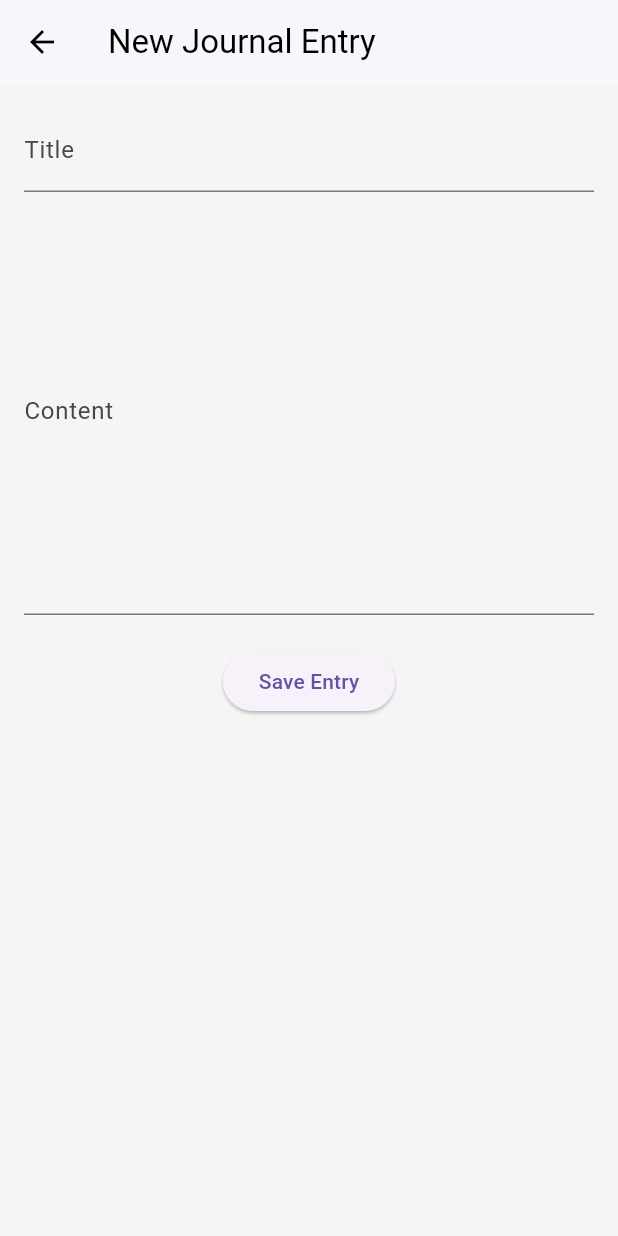
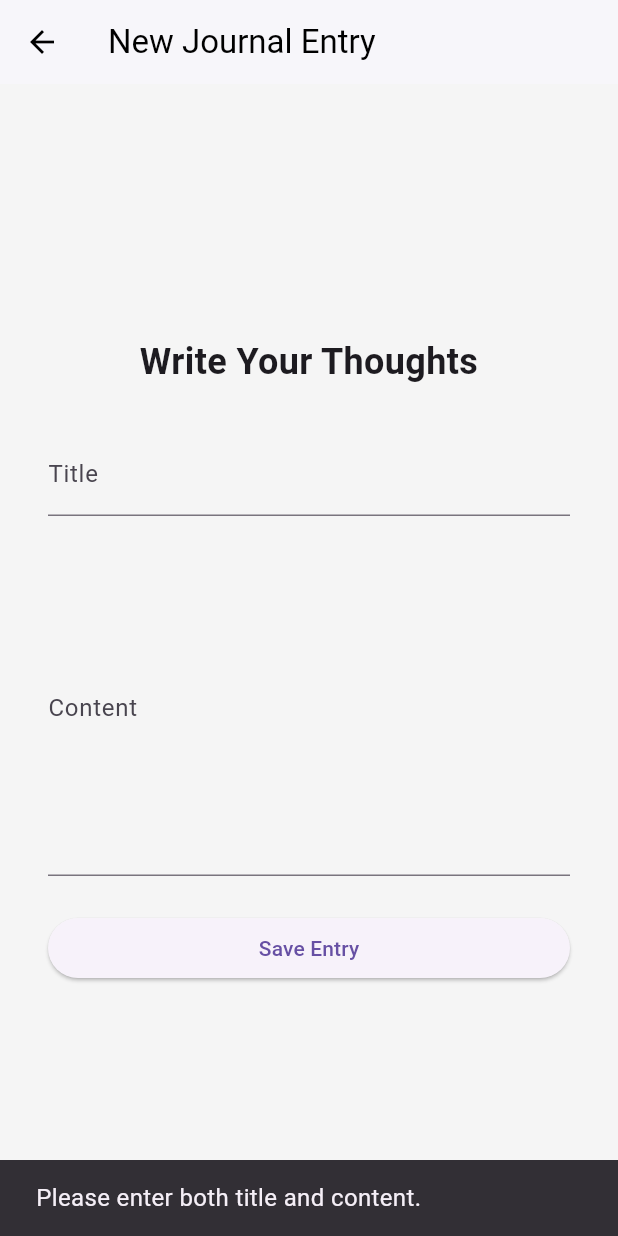
Before and after one commit to 7samishaik7/MindEase, a Flutter app: the JournalEntryScreen screen opened directly, after a tap on "Save Entry", on a phone screen of 412 x 824 dp. Run offline on Flutter 3.47's test engine with Material 3 defaults, Android fonts, the phone set to English and light mode, and no system bars; our stand-ins replace shared_preferences; accounts and stored records are empty.

Commit message:
added journl

```diff
--- a/frontend/lib/models/auth_response.dart
+++ b/frontend/lib/models/auth_response.dart
@@ -1,16 +1,9 @@
 class AuthResponse {
-  final String accessToken;
-  final String tokenType;
+  final String token;
 
-  AuthResponse({
-    required this.accessToken,
-    required this.tokenType,
-  });
+  AuthResponse({required this.token});
 
   factory AuthResponse.fromJson(Map<String, dynamic> json) {
-    return AuthResponse(
-      accessToken: json['access_token'],
-      tokenType: json['token_type'],
-    );
+    return AuthResponse(token: json['access_token']);
   }
 }
--- a/frontend/lib/models/journal_entry.dart
+++ b/frontend/lib/models/journal_entry.dart
@@ -1,15 +1,21 @@
 class JournalEntry {
+  final int? id;
+  final int? userId;
   final String title;
   final String content;
   final DateTime timestamp;
 
   JournalEntry({
+    this.id,
+    this.userId,
     required this.title,
     required this.content,
     required this.timestamp,
   });
 
   factory JournalEntry.fromJson(Map<String, dynamic> json) => JournalEntry(
+        id: json['id'],
+        userId: json['user_id'],
         title: json['title'] ?? '',
         content: json['content'] ?? '',
         timestamp: DateTime.parse(json['timestamp']),
--- a/frontend/lib/providers/journal_provider.dart
+++ b/frontend/lib/providers/journal_provider.dart
@@ -3,22 +3,42 @@ import '../models/journal_entry.dart';
 import '../services/journal_service.dart';
 
 class JournalProvider with ChangeNotifier {
-  final JournalService _service = JournalService();
+  late final JournalService _service;
+  bool _initialized = false;
 
   List<JournalEntry> _entries = [];
-
   List<JournalEntry> get entries => _entries;
 
-  Future<void> fetchJournalEntries() async {
-    _entries = await _service.getJournalHistory();
-    notifyListeners();
+  /// Initialize with JWT token only once
+  void initialize(String token) {
+    if (!_initialized) {
+      _service = JournalService(token: token);
+      _initialized = true;
+    }
   }
 
+  /// Fetch all journal entries
+  Future<void> fetchJournalEntries() async {
+    try {
+      _entries = await _service.getJournalEntries();
+      notifyListeners();
+    } catch (e) {
+      debugPrint("❌ Failed to fetch journal entries: $e");
+      rethrow;
+    }
+  }
+
+  /// Add a new journal entry
   Future<void> addJournalEntry(JournalEntry entry) async {
-    final success = await _service.addEntry(entry);
-    if (success) {
-      _entries = [..._entries, entry];
-      notifyListeners();
+    try {
+      final success = await _service.addEntry(entry.title, entry.content);
+      if (success) {
+        _entries = [..._entries, entry];
+        notifyListeners();
+      }
+    } catch (e) {
+      debugPrint("❌ Failed to add journal entry: $e");
+      rethrow;
     }
   }
 }
--- a/frontend/lib/screens/journal/journal_entry_screen.dart
+++ b/frontend/lib/screens/journal/journal_entry_screen.dart
@@ -1,53 +1,115 @@
 import 'package:flutter/material.dart';
 import 'package:provider/provider.dart';
-import '../../core/utils.dart';
 import '../../models/journal_entry.dart';
 import '../../providers/journal_provider.dart';
 
-class JournalEntryScreen extends StatelessWidget {
-  JournalEntryScreen({super.key});
 
-  final _titleCtrl = TextEditingController();
-  final _contentCtrl = TextEditingController();
+
+class JournalEntryScreen extends StatefulWidget {
+  const JournalEntryScreen({super.key});
+
+  @override
+  State<JournalEntryScreen> createState() => _JournalEntryScreenState();
+}
+
+class _JournalEntryScreenState extends State<JournalEntryScreen> {
+  final TextEditingController _titleController = TextEditingController();
+  final TextEditingController _contentController = TextEditingController();
+  bool _isLoading = false;
+
+// final journalProvider = Provider.of<JournalProvider>(context, listen: false);
+// Removed misplaced await statement.
+
+
+  void handleSaveEntry() async {
+  final title = _titleController.text.trim();
+  final content = _contentController.text.trim();
+
+  if (title.isEmpty || content.isEmpty) {
+    ScaffoldMessenger.of(context).showSnackBar(
+      const SnackBar(content: Text("Please enter both title and content.")),
+    );
+    return;
+  }
+
+  setState(() => _isLoading = true);
+
+  try {
+
+
+    final entry = JournalEntry(
+      title: title,
+      content: content,
+      timestamp: DateTime.now(),
+    );
+
+    await Provider.of<JournalProvider>(context, listen: false)
+        .addJournalEntry(entry); // 👈 pass the token here
+
+    if (mounted) {
+      ScaffoldMessenger.of(context).showSnackBar(
+        const SnackBar(content: Text("Journal entry saved!")),
+      );
+      Navigator.pop(context);
+    }
+  } catch (e) {
+    ScaffoldMessenger.of(context).showSnackBar(
+      SnackBar(content: Text("Failed to save entry: $e")),
+    );
+  } finally {
+    if (mounted) setState(() => _isLoading = false);
+  }
+}
+
+
+  @override
+  void dispose() {
+    _titleController.dispose();
+    _contentController.dispose();
+    super.dispose();
+  }
 
   @override
   Widget build(BuildContext context) {
-    final journalProvider = Provider.of<JournalProvider>(context, listen: false);
+    return Scaffold(
+      appBar: AppBar(title: const Text("New Journal Entry")),
+      body: Center(
+        child: SingleChildScrollView(
+          padding: const EdgeInsets.symmetric(horizontal: 32),
+          child: Column(
+            crossAxisAlignment: CrossAxisAlignment.stretch,
+            children: [
+              const Text(
+                "Write Your Thoughts",
+                textAlign: TextAlign.center,
+                style: TextStyle(fontSize: 24, fontWeight: FontWeight.bold),
+              ),
+              const SizedBox(height: 30),
 
-    return Scaffold(
-      appBar: AppBar(title: const Text('New Journal Entry')),
-      body: Padding(
-        padding: const EdgeInsets.all(16),
-        child: Column(
-          children: [
               TextField(
-              controller: _titleCtrl,
+                controller: _titleController,
                 decoration: const InputDecoration(labelText: 'Title'),
               ),
-            const SizedBox(height: 10),
+              const SizedBox(height: 16),
+
               TextField(
-              controller: _contentCtrl,
-              maxLines: 10,
+                controller: _contentController,
                 decoration: const InputDecoration(labelText: 'Content'),
+                maxLines: 8,
               ),
-            const SizedBox(height: 20),
+              const SizedBox(height: 24),
+
               ElevatedButton(
-              onPressed: () async {
-                final entry = JournalEntry(
-                  title: _titleCtrl.text,
-                  content: _contentCtrl.text,
-                  timestamp: DateTime.now(),
-                );
-
-                await journalProvider.addJournalEntry(entry);
-                if (context.mounted) {
-                  showSnack(context, "Journal entry saved!");
-                  Navigator.pop(context);
-                }
-              },
-              child: const Text('Save Entry'),
+                onPressed: _isLoading ? null : handleSaveEntry,
+                child: _isLoading
+                    ? const CircularProgressIndicator(
+                        color: Colors.white,
+                        strokeWidth: 2,
+                      )
+                    : const Text('Save Entry'),
               ),
             ],
+          ),
         ),
       ),
     );
--- a/frontend/lib/services/journal_service.dart
+++ b/frontend/lib/services/journal_service.dart
@@ -1,21 +1,51 @@
 import 'dart:convert';
+import 'package:http/http.dart' as http;
+
+import '../core/constants.dart';
 import '../models/journal_entry.dart';
-import 'api_client.dart';
+
 
 class JournalService {
-  final ApiClient _client = ApiClient();
+  final String token;
 
-  Future<bool> addEntry(JournalEntry entry) async {
-    final res = await _client.post('/journal', entry.toJson());
-    return res.statusCode == 201;
+  JournalService({required this.token});
+
+  // Add a new journal entry
+  Future<bool> addEntry(String title, String content) async {
+    final response = await http.post(
+      Uri.parse('$baseUrl/journal/'),
+      headers: {
+        'Content-Type': 'application/json',
+        'Authorization': 'Bearer $token',
+      },
+      body: jsonEncode({
+        'title': title,
+        'content': content,
+      }),
+    );
+
+    if (response.statusCode == 201 || response.statusCode == 200) {
+      return true;
+    } else {
+      throw Exception(jsonDecode(response.body)['detail'] ?? "Failed to add entry");
+    }
   }
 
-  Future<List<JournalEntry>> getJournalHistory() async {
-    final res = await _client.get('/journal/history');
-    if (res.statusCode == 200) {
-      final data = jsonDecode(res.body) as List;
+  // Fetch all journal entries for current user
+  Future<List<JournalEntry>> getJournalEntries() async {
+    final response = await http.get(
+      Uri.parse('$baseUrl/journal/'),
+      headers: {
+        'Content-Type': 'application/json',
+        'Authorization': 'Bearer $token',
+      },
+    );
+
+    if (response.statusCode == 200) {
+      final data = jsonDecode(response.body) as List;
       return data.map((e) => JournalEntry.fromJson(e)).toList();
+    } else {
+      throw Exception(jsonDecode(response.body)['detail'] ?? "Failed to fetch journal entries");
     }
-    return [];
   }
 }
```
Also changed, not shown: frontend/lib/main.dart (+8 -1 lines), frontend/lib/providers/auth_provider.dart (+19 -6 lines), frontend/lib/providers/user_provider.dart (+5 -4 lines), frontend/lib/screens/auth/login_screen.dart (+16 -1 lines), frontend/lib/screens/profile/profile_screen.dart (+6 -2 lines), frontend/lib/services/auth_service.dart (+16 -5 lines), frontend/lib/services/user_service.dart (+19 -6 lines). Lines whose indentation alone changed are shown as unchanged.
